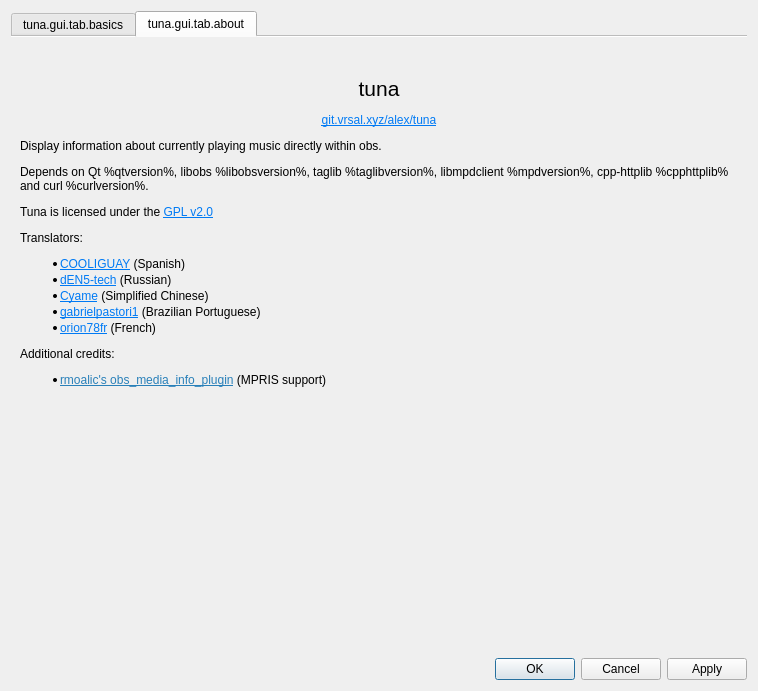
univrsal/tuna, file src/gui/tuna_gui.ui: the form before one commit.
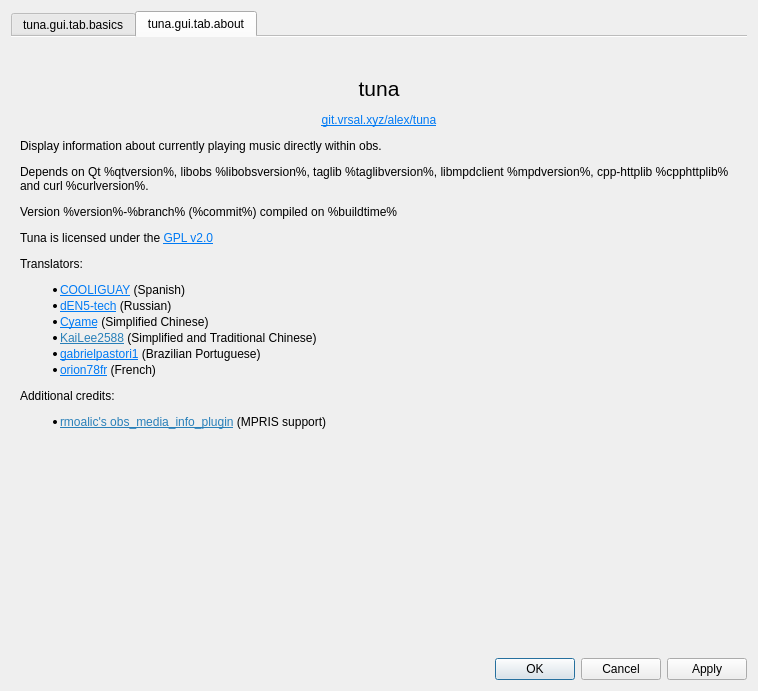
The form after the commit. The open tabs and pages were chosen to show the change. Icons and pictures are not drawn.

Commit message:
UI, Misc: Add more information to log and about section
Added @KaiLee2588 to list of translation
Added branch, plugin version and commit hash to log and about section

```diff
--- a/src/gui/tuna_gui.ui
+++ b/src/gui/tuna_gui.ui
@@ -821,7 +821,7 @@
           </sizepolicy>
          </property>
          <property name="text">
-          <string>&lt;html&gt;&lt;head/&gt;&lt;body&gt;&lt;p align=&quot;center&quot;&gt;&lt;span style=&quot; font-size:16pt;&quot;&gt;tuna&lt;/span&gt;&lt;/p&gt;&lt;p align=&quot;center&quot;&gt;&lt;a href=&quot;https://git.vrsal.xyz/alex/tuna&quot;&gt;&lt;span style=&quot; text-decoration: underline; color:#007af4;&quot;&gt;git.vrsal.xyz/alex/tuna&lt;/span&gt;&lt;/a&gt;&lt;/p&gt;&lt;p&gt;Display information about currently playing music directly within obs.&lt;/p&gt;&lt;p&gt;Depends on Qt %qtversion%, libobs %libobsversion%, taglib %taglibversion%, libmpdclient %mpdversion%, cpp-httplib %cpphttplib% and curl %curlversion%.&lt;/p&gt;&lt;p&gt;Tuna is licensed under the &lt;a href=&quot;https://www.gnu.org/licenses/old-licenses/gpl-2.0.txt&quot;&gt;&lt;span style=&quot; text-decoration: underline; color:#007af4;&quot;&gt;GPL v2.0&lt;/span&gt;&lt;/a&gt;&lt;/p&gt;&lt;p&gt;Translators:&lt;/p&gt;&lt;ul style=&quot;margin-top: 0px; margin-bottom: 0px; margin-left: 0px; margin-right: 0px; -qt-list-indent: 1;&quot;&gt;&lt;li style=&quot; margin-top:12px; margin-bottom:2px; margin-left:0px; margin-right:0px; -qt-block-indent:0; text-indent:0px;&quot;&gt;&lt;a href=&quot;https://github.com/COOLIGUAY&quot;&gt;&lt;span style=&quot; text-decoration: underline; color:#007af4;&quot;&gt;COOLIGUAY&lt;/span&gt;&lt;/a&gt; (Spanish) &lt;/li&gt;&lt;li style=&quot; margin-top:2px; margin-bottom:2px; margin-left:0px; margin-right:0px; -qt-block-indent:0; text-indent:0px;&quot;&gt;&lt;a href=&quot;https://github.com/dEN5-tech&quot;&gt;&lt;span style=&quot; text-decoration: underline; color:#007af4;&quot;&gt;dEN5-tech&lt;/span&gt;&lt;/a&gt; (Russian)&lt;/li&gt;&lt;li style=&quot; margin-top:2px; margin-bottom:2px; margin-left:0px; margin-right:0px; -qt-block-indent:0; text-indent:0px;&quot;&gt;&lt;a href=&quot;https://github.com/Cyame&quot;&gt;&lt;span style=&quot; text-decoration: underline; color:#007af4;&quot;&gt;Cyame&lt;/span&gt;&lt;/a&gt; (Simplified Chinese) &lt;/li&gt;&lt;li style=&quot; margin-top:2px; margin-bottom:2px; margin-left:0px; margin-right:0px; -qt-block-indent:0; text-indent:0px;&quot;&gt;&lt;a href=&quot;https://github.com/gabrielpastori1&quot;&gt;&lt;span style=&quot; text-decoration: underline; color:#007af4;&quot;&gt;gabrielpastori1&lt;/span&gt;&lt;/a&gt; (Brazilian Portuguese) &lt;/li&gt;&lt;li style=&quot; margin-top:2px; margin-bottom:0px; margin-left:0px; margin-right:0px; -qt-block-indent:0; text-indent:0px;&quot;&gt;&lt;a href=&quot;https://github.com/orion78fr&quot;&gt;&lt;span style=&quot; text-decoration: underline; color:#007af4;&quot;&gt;orion78fr&lt;/span&gt;&lt;/a&gt; (French) &lt;/li&gt;&lt;/ul&gt;&lt;p&gt;Additional credits: &lt;/p&gt;&lt;ul style=&quot;margin-top: 0px; margin-bottom: 0px; margin-left: 0px; margin-right: 0px; -qt-list-indent: 1;&quot;&gt;&lt;li style=&quot; margin-top:12px; margin-bottom:12px; margin-left:0px; margin-right:0px; -qt-block-indent:0; text-indent:0px;&quot;&gt;&lt;a href=&quot;https://github.com/rmoalic/obs_media_info_plugin/&quot;&gt;&lt;span style=&quot; text-decoration: underline; color:#2980b9;&quot;&gt;rmoalic's obs_media_info_plugin&lt;/span&gt;&lt;/a&gt; (MPRIS support)&lt;/li&gt;&lt;/ul&gt;&lt;/body&gt;&lt;/html&gt;</string>
+          <string>&lt;html&gt;&lt;head/&gt;&lt;body&gt;&lt;p align=&quot;center&quot;&gt;&lt;span style=&quot; font-size:16pt;&quot;&gt;tuna&lt;/span&gt;&lt;/p&gt;&lt;p align=&quot;center&quot;&gt;&lt;a href=&quot;https://git.vrsal.xyz/alex/tuna&quot;&gt;&lt;span style=&quot; text-decoration: underline; color:#007af4;&quot;&gt;git.vrsal.xyz/alex/tuna&lt;/span&gt;&lt;/a&gt;&lt;/p&gt;&lt;p&gt;Display information about currently playing music directly within obs.&lt;/p&gt;&lt;p&gt;Depends on Qt %qtversion%, libobs %libobsversion%, taglib %taglibversion%, libmpdclient %mpdversion%, cpp-httplib %cpphttplib% and curl %curlversion%.&lt;/p&gt;&lt;p&gt;Version %version%-%branch% (%commit%) compiled on %buildtime%&lt;/p&gt;&lt;p&gt;Tuna is licensed under the &lt;a href=&quot;https://www.gnu.org/licenses/old-licenses/gpl-2.0.txt&quot;&gt;&lt;span style=&quot; text-decoration: underline; color:#007af4;&quot;&gt;GPL v2.0&lt;/span&gt;&lt;/a&gt;&lt;/p&gt;&lt;p&gt;Translators:&lt;/p&gt;&lt;ul style=&quot;margin-top: 0px; margin-bottom: 0px; margin-left: 0px; margin-right: 0px; -qt-list-indent: 1;&quot;&gt;&lt;li style=&quot; margin-top:12px; margin-bottom:2px; margin-left:0px; margin-right:0px; -qt-block-indent:0; text-indent:0px;&quot;&gt;&lt;a href=&quot;https://github.com/COOLIGUAY&quot;&gt;&lt;span style=&quot; text-decoration: underline; color:#007af4;&quot;&gt;COOLIGUAY&lt;/span&gt;&lt;/a&gt; (Spanish) &lt;/li&gt;&lt;li style=&quot; margin-top:2px; margin-bottom:2px; margin-left:0px; margin-right:0px; -qt-block-indent:0; text-indent:0px;&quot;&gt;&lt;a href=&quot;https://github.com/dEN5-tech&quot;&gt;&lt;span style=&quot; text-decoration: underline; color:#007af4;&quot;&gt;dEN5-tech&lt;/span&gt;&lt;/a&gt; (Russian)&lt;/li&gt;&lt;li style=&quot; margin-top:2px; margin-bottom:0px; margin-left:0px; margin-right:0px; -qt-block-indent:0; text-indent:0px;&quot;&gt;&lt;a href=&quot;https://github.com/Cyame&quot;&gt;&lt;span style=&quot; text-decoration: underline; color:#007af4;&quot;&gt;Cyame&lt;/span&gt;&lt;/a&gt; (Simplified Chinese) &lt;/li&gt;&lt;li style=&quot; margin-top:2px; margin-bottom:2px; margin-left:0px; margin-right:0px; -qt-block-indent:0; text-indent:0px;&quot;&gt;&lt;a href=&quot;https://github.com/KaiLee2588&quot;&gt;&lt;span style=&quot; text-decoration: underline; color:#2980b9;&quot;&gt;KaiLee2588&lt;/span&gt;&lt;/a&gt; (Simplified and Traditional Chinese)&lt;/li&gt;&lt;li style=&quot; margin-top:2px; margin-bottom:2px; margin-left:0px; margin-right:0px; -qt-block-indent:0; text-indent:0px;&quot;&gt;&lt;a href=&quot;https://github.com/gabrielpastori1&quot;&gt;&lt;span style=&quot; text-decoration: underline; color:#007af4;&quot;&gt;gabrielpastori1&lt;/span&gt;&lt;/a&gt; (Brazilian Portuguese) &lt;/li&gt;&lt;li style=&quot; margin-top:2px; margin-bottom:0px; margin-left:0px; margin-right:0px; -qt-block-indent:0; text-indent:0px;&quot;&gt;&lt;a href=&quot;https://github.com/orion78fr&quot;&gt;&lt;span style=&quot; text-decoration: underline; color:#007af4;&quot;&gt;orion78fr&lt;/span&gt;&lt;/a&gt; (French) &lt;/li&gt;&lt;/ul&gt;&lt;p&gt;Additional credits: &lt;/p&gt;&lt;ul style=&quot;margin-top: 0px; margin-bottom: 0px; margin-left: 0px; margin-right: 0px; -qt-list-indent: 1;&quot;&gt;&lt;li style=&quot; margin-top:12px; margin-bottom:12px; margin-left:0px; margin-right:0px; -qt-block-indent:0; text-indent:0px;&quot;&gt;&lt;a href=&quot;https://github.com/rmoalic/obs_media_info_plugin/&quot;&gt;&lt;span style=&quot; text-decoration: underline; color:#2980b9;&quot;&gt;rmoalic's obs_media_info_plugin&lt;/span&gt;&lt;/a&gt; (MPRIS support)&lt;/li&gt;&lt;/ul&gt;&lt;/body&gt;&lt;/html&gt;</string>
          </property>
          <property name="wordWrap">
           <bool>true</bool>
```
Left out of the diff: 2 changed lines with no effect on the pictures. The commit also changes 4 other files.
